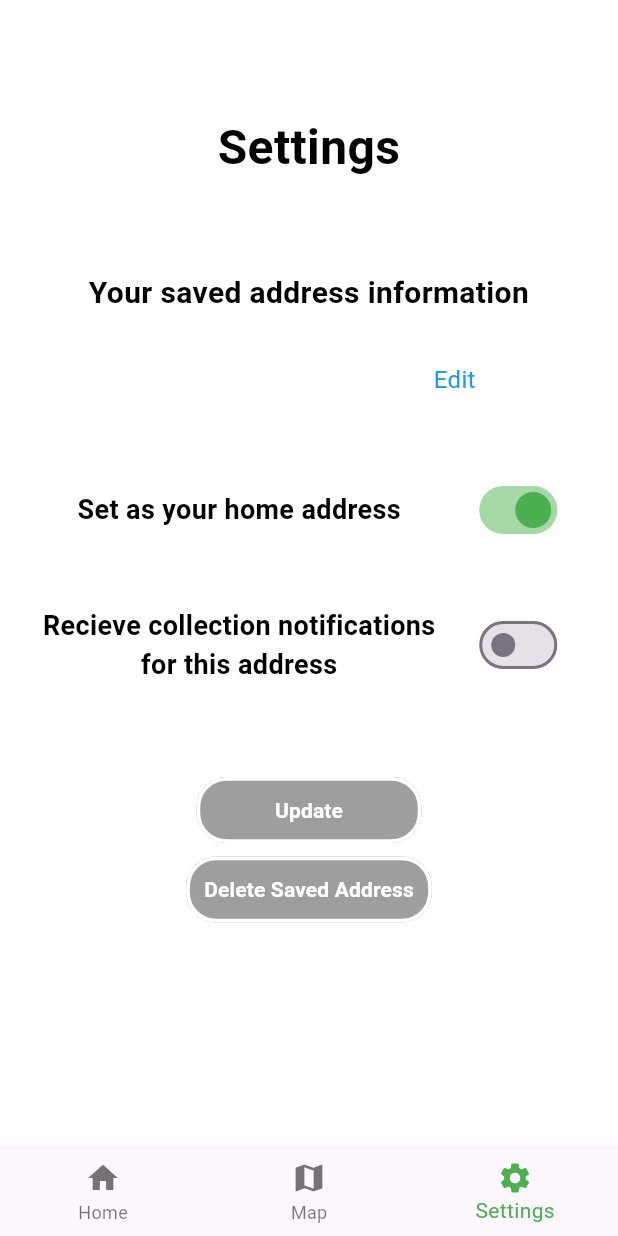
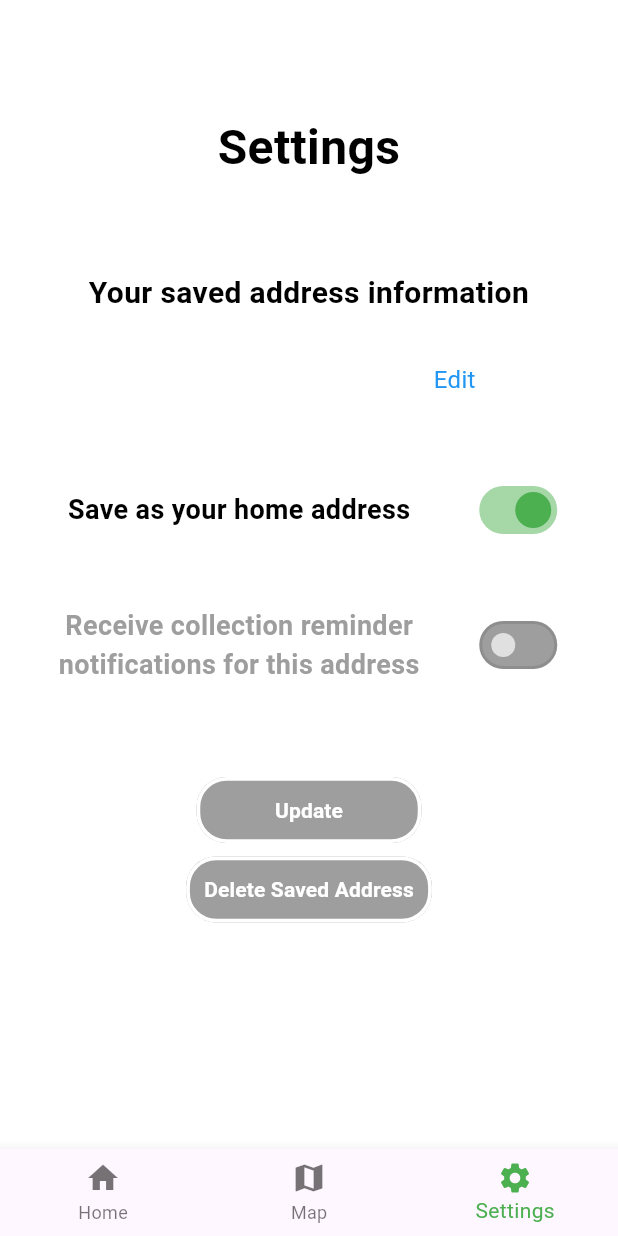
Before and after one commit to UoPSetap2/Recycling, a Flutter app: the screen it shows after launch, item 3 of the bottom bar chosen, on a phone screen of 412 x 824 dp. Run offline on Flutter 3.47's test engine with Material 3 defaults, Android fonts, the phone set to English and light mode, and no system bars; our stand-ins replace cloud_firestore, csv, device_info, firebase_core, flutter_local_notifications, google_maps_flutter; missing offline and left inert: google_maps_webservice; accounts and stored records are empty; project files that could hold a hidden picture were left out.

Commit message:
Finished settings screen and fixed bugs
- Disabled the notifications toggle when not saving address to database

- Fixed a crash when looking up collection dates for an address not in database

- Tweaked wording of settings

- General polishing of app, everything is done now from a functionality point of view.

```diff
--- a/ports_recycling/lib/colDatesScreen.dart
+++ b/ports_recycling/lib/colDatesScreen.dart
@@ -34,6 +34,7 @@ class _CollDatesState extends State<CollDates> {
     currentDate = DateTime(currentDate.year, currentDate.month, currentDate.day);
     getDates().then((dates) {
     setState(() {
+      if (dates != null) {
       recyclingDates = dates?['recyclingDates'];
       recyclingDates = recyclingDates
         .where((date) =>
@@ -54,7 +55,7 @@ class _CollDatesState extends State<CollDates> {
       recyclingDates.add("---");
       wasteDates.add("---");
     }
-
+      }
     });
   });
   }
--- a/ports_recycling/lib/homeScreen.dart
+++ b/ports_recycling/lib/homeScreen.dart
@@ -31,6 +31,7 @@ class _HomeScreenState extends State<HomeScreen> {
           currentDate = DateTime(currentDate.year, currentDate.month, currentDate.day);
           getDates().then((dates) {
             setState(() {
+              if (dates != null) {
               recyclingDates = dates?['recyclingDates'];
               recyclingDates = recyclingDates
                 .where((date) =>
@@ -52,6 +53,7 @@ class _HomeScreenState extends State<HomeScreen> {
               for (int i = 0; i < 5; i++) {
                 recyclingDates.add("---");
                 wasteDates.add("---");
+              }
               }
             });
           });
--- a/ports_recycling/lib/settingsScreen.dart
+++ b/ports_recycling/lib/settingsScreen.dart
@@ -9,6 +9,7 @@ import 'package:google_maps_webservice/places.dart';
 final myController = TextEditingController();
 bool saveButtonDisabled = true;
 bool deleteButtonDisabled = true;
+bool deleteButtonPressed = false;
 
 
 class SettingsScreen extends StatefulWidget {
@@ -24,6 +25,8 @@ class _SettingsScreenState extends State<SettingsScreen> {
   late PlacesAutocompleteResponse searchResults;
   String? address;
   String? formattedAddress = "";
+  bool homeAddressFrozen = true;
+  bool notificationsFrozen = true;
 
 
   @override
@@ -48,6 +51,8 @@ class _SettingsScreenState extends State<SettingsScreen> {
             });
           });
         });
+        homeAddressFrozen = false;
+        notificationsFrozen = false;
       } else if (localAddress.isNotEmpty) {
         setState(() {
           address = localAddress['placeId'];
@@ -56,10 +61,14 @@ class _SettingsScreenState extends State<SettingsScreen> {
           notifications = localAddress['notifications'];
           deleteButtonDisabled = false;
           saveButtonDisabled = true;
+          homeAddressFrozen = false;
+          notificationsFrozen = true;
         });
       } else {
         setState(() {
           address = "";
+          homeAddressFrozen = false;
+          notificationsFrozen = true;
         });
       }
     });
@@ -174,79 +183,49 @@ class _SettingsScreenState extends State<SettingsScreen> {
 
                   Padding(
   padding: EdgeInsets.fromLTRB(0, 0, 0, 20),
-                    child: Row(
-                      children: [
-                        const Flexible(
-                          flex: 3,
-                          fit: FlexFit.tight,
-                          child: Text(
-                            "Set as your home address",
-                            textAlign: TextAlign.center,
-                            overflow: TextOverflow.clip,
-                            style: TextStyle(
-                              fontWeight: FontWeight.w700,
-                              fontStyle: FontStyle.normal,
-                              fontSize: 18,
-                              color: Color(0xff000000),
-                            ),
-                          ),
-                        ),
-                        Flexible(
-                          flex: 1,
-                          fit: FlexFit.tight,
   child: SwitchExample(
     initialValue: homeAddress,
+    isFrozen: false,
+    text: "Save as your home address", // Possibly add "(This address will be saved to our database)" under this text in small font?
     onChanged: (value) {
       setState(() {
+        deleteButtonPressed = false;
         homeAddress = value;
+        notificationsFrozen = !notificationsFrozen;
+        if (address != "") {
           saveButtonDisabled = false;
+        }
       });
     },
   ),
 ),
-                      ],
-                    ),
-                  ),
 Padding(
   padding: EdgeInsets.fromLTRB(0, 20, 0, 0),
-                    child: Row(
-                      children: [
-                        const Flexible(
-                          fit: FlexFit.tight,
-                          flex: 3,
-                          child: Text(
-                            "Recieve collection notifications for this address",
-                            textAlign: TextAlign.center,
-                            overflow: TextOverflow.clip,
-                            style: TextStyle(
-                              fontWeight: FontWeight.w700,
-                              fontStyle: FontStyle.normal,
-                              fontSize: 18,
-                              color: Color(0xff000000),
-                            ),
-                          ),
-                        ),
-                        Flexible(
-                          flex: 1,
-                          fit: FlexFit.tight,
   child: SwitchExample(
     initialValue: notifications,
+    isFrozen: notificationsFrozen,
+    text: "Receive collection reminder notifications for this address",
     onChanged: (value) {
       setState(() {
+        deleteButtonPressed = false;
         notifications = value;
+        if (address != "") {
           saveButtonDisabled = false;
+        }
       });
     },
   ),
 ),
-                      ],
-                    ),
-                  ),
+
                   Padding(
                     padding: EdgeInsets.fromLTRB(0, 60, 0, 0),
                     child: MaterialButton(
                       onPressed: () {
                         if (!saveButtonDisabled) {
+                          if(notificationsFrozen) {
+                              notifications = false;
+                            }
+
                           if (homeAddress) {
                             // Save address info to DB
                             //print(placeIdDB);
@@ -295,6 +274,8 @@ class _SettingsScreenState extends State<SettingsScreen> {
                           homeAddress = false;
                           notifications = false;
                           localAddress = {};
+                          deleteButtonPressed = true;
+                          notificationsFrozen = true;
                         });
 
                         }
@@ -419,8 +400,16 @@ class _AddressSearchBarState extends State<AddressSearchBar> {
 class SwitchExample extends StatefulWidget {
   final bool initialValue; // Add this field to hold the initial value
   final ValueChanged<bool>? onChanged;
+  final bool isFrozen; // Add this field to hold the freeze state
+  final String text; // Add this field to hold the text
 
-  const SwitchExample({Key? key, required this.initialValue, this.onChanged}) : super(key: key);
+  const SwitchExample({
+    Key? key,
+    required this.initialValue,
+    required this.isFrozen,
+    required this.text,
+    this.onChanged,
+  }) : super(key: key);
 
   @override
   State<SwitchExample> createState() => _SwitchExampleState();
@@ -437,12 +426,32 @@ class _SwitchExampleState extends State<SwitchExample> {
 
   @override
 Widget build(BuildContext context) {
-    return Switch(
-      // This bool value toggles the switch.
-      value: light,
+  return Row(
+    children: [
+      Flexible(
+        flex: 3,
+        fit: FlexFit.tight,
+        child: Text(
+          widget.text,
+          textAlign: TextAlign.center,
+          overflow: TextOverflow.clip,
+          style: TextStyle(
+            fontWeight: FontWeight.w700,
+            fontStyle: FontStyle.normal,
+            fontSize: 18,
+            color: widget.isFrozen ? Colors.grey : Color(0xff000000),
+          ),
+        ),
+      ),
+      Flexible(
+        flex: 1,
+        fit: FlexFit.tight,
+        child: Switch(
+          value: widget.isFrozen ? false : deleteButtonPressed ? false : light,
           activeColor: Colors.green,
-      onChanged: (bool value) {
-        // This is called when the user toggles the switch.
+          onChanged: widget.isFrozen
+              ? null // Disable switch if frozen
+              : (bool value) {
                   setState(() {
                     light = value;
                   });
@@ -450,6 +459,11 @@ class _SwitchExampleState extends State<SwitchExample> {
                     widget.onChanged!(value);
                   }
                 },
+          inactiveThumbColor: widget.isFrozen ? Color.fromARGB(255, 224, 224, 224) : null, // Set thumb color to gray when frozen
+          inactiveTrackColor: widget.isFrozen ? Colors.grey : null, // Set track color to gray when frozen
+        ),
+      ),
+    ],
   );
 }
 }
```
Also changed, not shown: ports_recycling/lib/splashScreen.dart (+52 -54 lines). Lines whose indentation alone changed are shown as unchanged.
